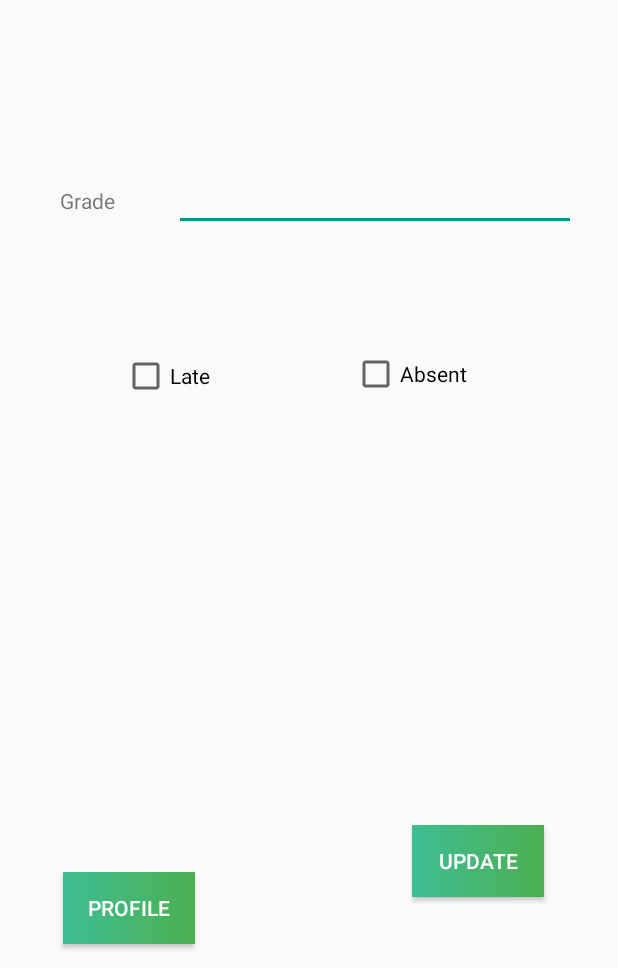
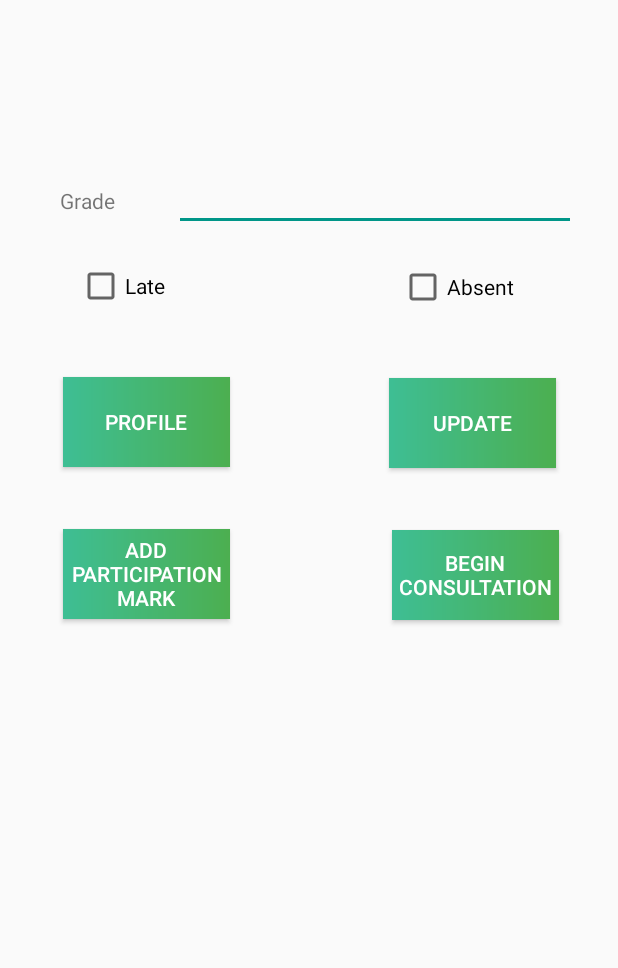
Before and after one commit to Shnooky/TutorApp, an Android app: the TutorialStudentEditor screen opened directly, with no data from a screen before it, on a phone screen of 412 x 824 dp, the part 268-1236 px from its top. Run offline under Robolectric (Android 15) with nearby library versions, the phone set to English and light mode, and no system bars; 1 statement that could not run was skipped.

Commit message:
Participation function done. Some UI changes.

```diff
--- a/app/src/main/java/com/example/xwc/tutorapp/Adapters/TutorialAdapter.java
+++ b/app/src/main/java/com/example/xwc/tutorapp/Adapters/TutorialAdapter.java
@@ -51,7 +51,7 @@ public class TutorialAdapter extends ArrayAdapter<Tutorial> {
 
         ImageView image = (ImageView) listItemView.findViewById(R.id.tutImage);
         Random rn = new Random();
-        switch(rn.nextInt(3-1+1)+1) {
+        switch(rn.nextInt(4-1+1)+1) {
             case 1:
                 image.setColorFilter(ContextCompat.getColor(getContext(),R.color.colorAccent));
                 break;
@@ -62,6 +62,7 @@ public class TutorialAdapter extends ArrayAdapter<Tutorial> {
                 image.setColorFilter(ContextCompat.getColor(getContext(),R.color.colorPrimaryDark));
                 break;
             default:
+                image.setColorFilter(ContextCompat.getColor(getContext(),android.support.design.R.color.accent_material_light));
                 break;
 
         }
--- a/app/src/main/java/com/example/xwc/tutorapp/Controllers/TutorialStudentEditor.java
+++ b/app/src/main/java/com/example/xwc/tutorapp/Controllers/TutorialStudentEditor.java
@@ -36,6 +36,8 @@ public class TutorialStudentEditor extends AppCompatActivity {
 
     private Button btnUpdate;
     private Button btnViewProfile;
+    private Button btnConsultation;
+    private Button btnParticipation;
     private ImageView imgStudent;
     private String currZID, currTutorialID;
 
@@ -52,6 +54,8 @@ public class TutorialStudentEditor extends AppCompatActivity {
 
         btnUpdate = (Button) findViewById(R.id.btnUpdateStudentGrades);
         btnViewProfile = (Button) findViewById(R.id.btnViewStudentProfile);
+        btnConsultation = (Button) findViewById(R.id.consultation);
+        btnParticipation = (Button) findViewById(R.id.participation);
 
         imgStudent = (ImageView) findViewById(R.id.imgStudentTutorial);
 
@@ -97,6 +101,26 @@ public class TutorialStudentEditor extends AppCompatActivity {
             }
         });
 
+        btnParticipation.setOnClickListener(new View.OnClickListener() {
+            public void onClick(View v) {
+                ContentValues insertValues = new ContentValues();
+                if(btnParticipation.getText().equals("Add Participation Mark")) {
+                    insertValues.put(DBOpenHelper.STUDENTS_TUTORIALS_PARTICIPATION, 1);
+                    getContentResolver().update(StudentTutorialProvider.CONTENT_URI, insertValues, DBOpenHelper.STUDENTS_TUTORIALS_ZID + " = ? AND " +
+                            DBOpenHelper.STUDENTS_TUTORIALS_TUTORIAL_ID + " = ?", new String[]{currZID, currTutorialID});
+                    Log.d("d","participation mark added");
+                    btnParticipation.setText("Remove Participation Mark");
+                }
+                else if(btnParticipation.getText().equals("Remove Participation Mark")) {
+                    insertValues.put(DBOpenHelper.STUDENTS_TUTORIALS_PARTICIPATION, 0);
+                    getContentResolver().update(StudentTutorialProvider.CONTENT_URI, insertValues, DBOpenHelper.STUDENTS_TUTORIALS_ZID + " = ? AND " +
+                            DBOpenHelper.STUDENTS_TUTORIALS_TUTORIAL_ID + " = ?", new String[]{currZID, currTutorialID});
+                    Log.d("d","participation mark removed");
+                    btnParticipation.setText("Add Participation Mark");
+                }
+            }
+
+        });
 
 
         Intent i = getIntent();
@@ -109,6 +133,14 @@ public class TutorialStudentEditor extends AppCompatActivity {
         chkLate.setChecked(i.getBooleanExtra("LATE", false));
         chkAbsent.setChecked(i.getBooleanExtra("ABSENT", false));
         txtGrade.setText(i.getStringExtra("GRADE"));
+        String participated = i.getStringExtra("PART");
+        Log.d("participated? ",participated);
+        if(participated.equals("1")) {
+            btnParticipation.setText("Remove Participation Mark");
+        } else {
+            btnParticipation.setText("Add Participation Mark");
+        }
+
     }
 
 
--- a/app/src/main/res/layout/class_menu.xml
+++ b/app/src/main/res/layout/class_menu.xml
@@ -17,6 +17,7 @@
         android:fontFamily="cursive"
         android:text="Class Name"
         android:textAlignment="center"
+        android:textColor="@android:color/black"
         android:textSize="24sp"
         android:textStyle="bold|italic"
         android:typeface="sans"
--- a/app/src/main/res/layout/tutorial_student_editor.xml
+++ b/app/src/main/res/layout/tutorial_student_editor.xml
@@ -15,28 +15,22 @@
         android:layout_marginLeft="71dp"
         android:layout_marginRight="8dp"
         app:layout_constraintRight_toRightOf="parent"
-        app:layout_constraintHorizontal_bias="0.0"
+        app:layout_constraintHorizontal_bias="0.602"
         app:layout_constraintTop_toTopOf="@+id/chkLate"
-        android:layout_marginTop="-2dp" />
+        android:layout_marginTop="0dp" />
 
     <Button
+        android:id="@+id/btnUpdateStudentGrades"
+        android:layout_width="111dp"
+        android:layout_height="60dp"
+        android:layout_marginEnd="41dp"
+        android:layout_marginRight="41dp"
+        android:layout_marginTop="45dp"
         android:background="@drawable/gradient_lightrose"
+        android:text="Update"
         android:textColor="#ffff"
-        android:id="@+id/btnUpdateStudentGrades"
-        android:layout_width="wrap_content"
-        android:layout_height="wrap_content"
-        android:text="Update"
-        android:layout_marginEnd="41dp"
-        android:layout_marginTop="8dp"
-        app:layout_constraintTop_toBottomOf="@+id/chkAbsent"
-        android:layout_marginRight="8dp"
         app:layout_constraintRight_toRightOf="parent"
-        app:layout_constraintBottom_toBottomOf="parent"
-        android:layout_marginBottom="8dp"
-        app:layout_constraintLeft_toRightOf="@+id/btnViewStudentProfile"
-        android:layout_marginLeft="8dp"
-        app:layout_constraintHorizontal_bias="0.946"
-        app:layout_constraintVertical_bias="0.876"/>
+        app:layout_constraintTop_toBottomOf="@+id/chkAbsent"/>
 
 
     <ImageView
@@ -55,20 +49,17 @@
 
 
     <Button
+        android:id="@+id/btnViewStudentProfile"
+        android:layout_width="111dp"
+        android:layout_height="60dp"
+        android:layout_marginLeft="42dp"
+        android:layout_marginStart="42dp"
+        android:layout_marginTop="46dp"
         android:background="@drawable/gradient_lightrose"
+        android:text="Profile"
         android:textColor="#ffff"
-        android:id="@+id/btnViewStudentProfile"
-        android:layout_width="wrap_content"
-        android:layout_height="wrap_content"
-        android:layout_marginStart="42dp"
-        android:text="Profile"
-        android:layout_marginLeft="44dp"
         app:layout_constraintLeft_toLeftOf="parent"
-        app:layout_constraintBottom_toBottomOf="parent"
-        android:layout_marginBottom="16dp"
-        app:layout_constraintTop_toTopOf="@+id/btnUpdateStudentGrades"
-        android:layout_marginTop="0dp"
-        app:layout_constraintVertical_bias="1.0" />
+        app:layout_constraintTop_toBottomOf="@+id/chkLate"/>
 
     <TextView
         android:id="@+id/lblStudentTutorialZID"
@@ -129,8 +120,33 @@
         app:layout_constraintLeft_toLeftOf="parent"
         android:layout_marginRight="8dp"
         app:layout_constraintRight_toRightOf="parent"
-        app:layout_constraintHorizontal_bias="0.234"
-        android:layout_marginTop="81dp"
+        app:layout_constraintHorizontal_bias="0.139"
+        android:layout_marginTop="21dp"
         app:layout_constraintTop_toBottomOf="@+id/txtStudentGrade"/>
 
+    <Button
+        android:id="@+id/participation"
+        android:layout_width="111dp"
+        android:layout_height="60dp"
+        android:layout_marginLeft="42dp"
+        android:layout_marginTop="41dp"
+        android:background="@drawable/gradient_lightrose"
+        android:text="Add Participation Mark"
+        android:textColor="#ffff"
+        app:layout_constraintLeft_toLeftOf="parent"
+        app:layout_constraintTop_toBottomOf="@+id/btnViewStudentProfile"/>
+
+    <Button
+        android:id="@+id/consultation"
+        android:layout_width="111dp"
+        android:layout_height="60dp"
+        android:layout_marginRight="39dp"
+        android:layout_marginTop="41dp"
+        android:background="@drawable/gradient_lightrose"
+        android:text="Begin Consultation"
+        android:textColor="#ffff"
+        app:layout_constraintRight_toRightOf="parent"
+        app:layout_constraintTop_toBottomOf="@+id/btnUpdateStudentGrades"
+        />
+
 </android.support.constraint.ConstraintLayout>
```
Also changed, not shown: app/src/main/java/com/example/xwc/tutorapp/Controllers/TutorialStudentList.java (+19 -3 lines), app/src/main/java/com/example/xwc/tutorapp/Database/DBOpenHelper.java (+31 -27 lines), app/src/main/java/com/example/xwc/tutorapp/Model/StudentTutorial.java (+12 -2 lines).
